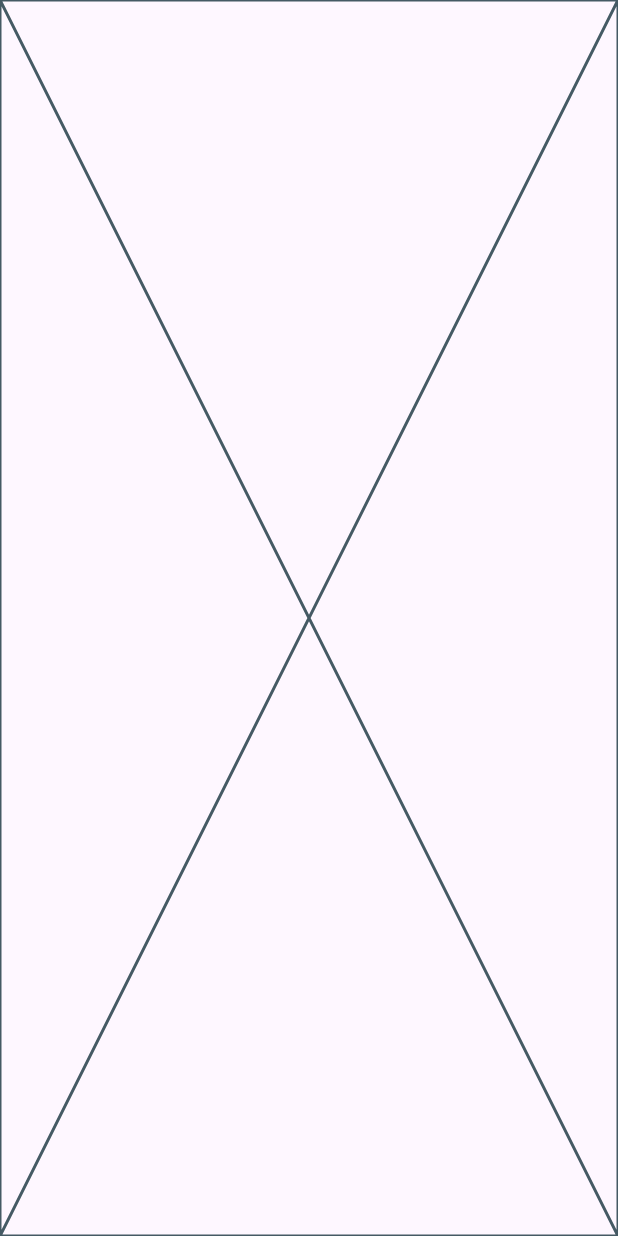
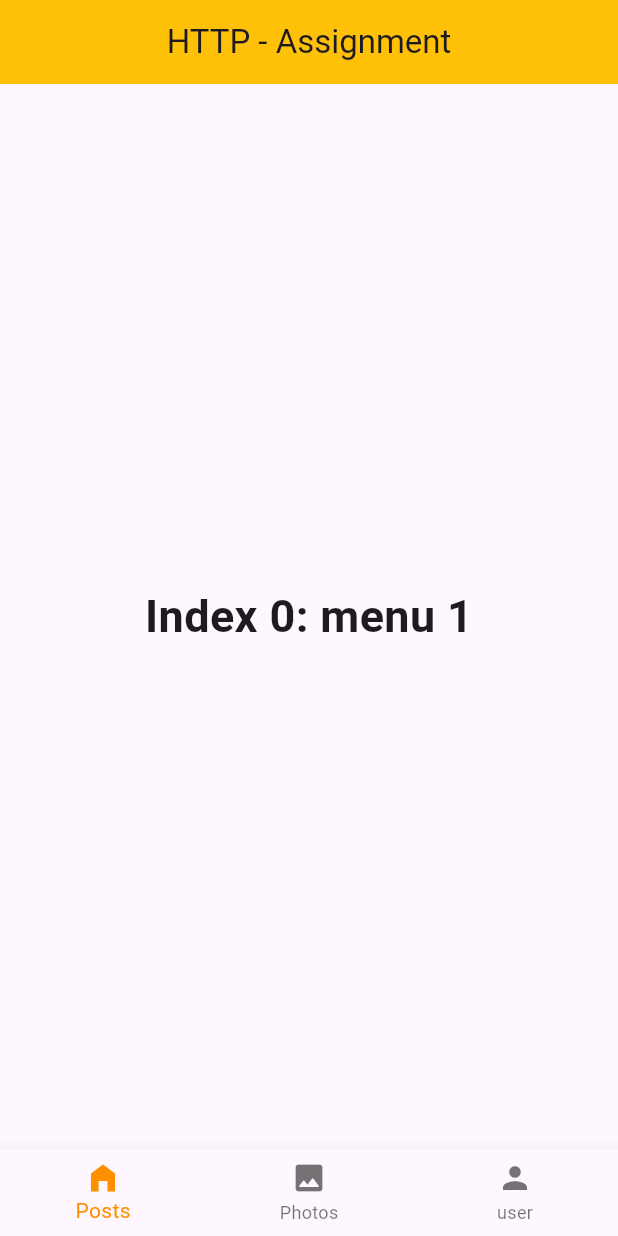
Before and after one commit to arcteta/assignment_http, a Flutter app: the screen it shows after launch, on a phone screen of 412 x 824 dp. Run offline on Flutter 3.47's test engine with Material 3 defaults, Android fonts, the light colour scheme and no system bars.

```diff
--- a/lib/pages/main_screen.dart
+++ b/lib/pages/main_screen.dart
@@ -14,7 +14,6 @@ class _MainScreenUIState extends State<MainScreenUI> {
   }
 }
 
-
 class WidgetBottomNavBar extends StatefulWidget {
   const WidgetBottomNavBar({super.key});
 
@@ -23,8 +22,64 @@ class WidgetBottomNavBar extends StatefulWidget {
 }
 
 class _WidgetBottomNavBarState extends State<WidgetBottomNavBar> {
+  int _selectedIndex = 0;
+  static const TextStyle optionStyle =
+      TextStyle(fontSize: 30, fontWeight: FontWeight.bold);
+  static const List<Widget> _widgetOptions = <Widget>[
+    Text(
+      'Index 0: menu 1',
+      style: optionStyle,
+    ),
+    Text(
+      'Index 1: menu 2',
+      style: optionStyle,
+    ),
+    Text(
+      'Index 2: menu 3',
+      style: optionStyle,
+    ),
+  ];
+
+  void _onItemTapped(int index) {
+    setState(() {
+      _selectedIndex = index;
+    });
+  }
+
   @override
   Widget build(BuildContext context) {
-    return const Placeholder();
+    return Scaffold(
+      appBar: AppBar(
+        title: const Center(
+          child: Text('HTTP - Assignment'),
+        ),
+        backgroundColor: Colors.amber,
+      ),
+      body: Center(
+        child: _widgetOptions.elementAt(_selectedIndex),
+      ),
+      bottomNavigationBar: BottomNavigationBar(
+        items: const <BottomNavigationBarItem>[
+          BottomNavigationBarItem(
+            icon: Icon(Icons.home_filled),
+            label: 'Posts',
+            backgroundColor: Colors.red,
+          ),
+          BottomNavigationBarItem(
+            icon: Icon(Icons.image_rounded),
+            label: 'Photos',
+            backgroundColor: Colors.green,
+          ),
+          BottomNavigationBarItem(
+            icon: Icon(Icons.person),
+            label: 'user',
+            backgroundColor: Colors.purple,
+          ),
+        ],
+        currentIndex: _selectedIndex,
+        selectedItemColor: Colors.amber[800],
+        onTap: _onItemTapped,
+      ),
+    );
   }
 }
--- /dev/null
+++ b/lib/service/api.dart
@@ -0,0 +1,18 @@
+import 'dart:convert';
+
+import 'package:assignment_http/models/user_model.dart';
+import 'package:http/http.dart' as http;
+
+Future<List<UserModel>> getProfileData() async {
+  try {
+    final response = await http.get(
+      Uri.parse('https://jsonplaceholder.typicode.com/users/'),
+    );
+
+    final list = json.decode(response.body) as List<dynamic>;
+    //print(list);
+    return list.map((index) => UserModel.fromJson(index)).toList();
+  } catch (error) {
+    throw Exception('Failed to load album');
+  }
+}
```
Also changed, not shown: lib/models/user_model.dart (added, +89 -0 lines), lib/controller/provider.dart (added).
